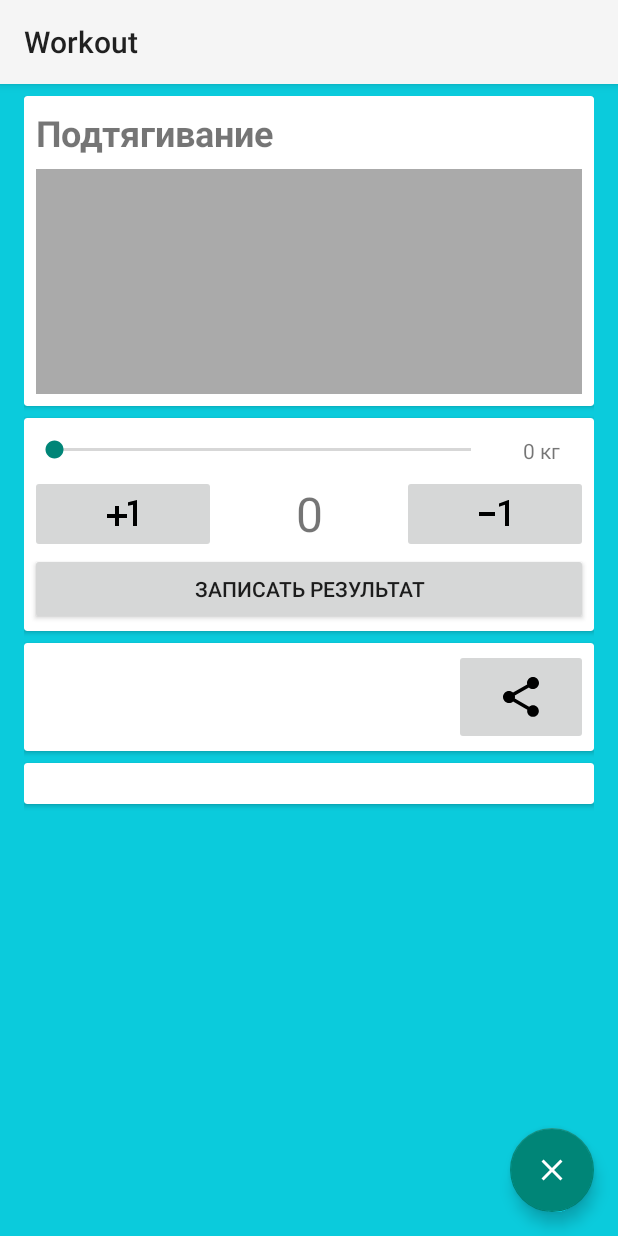
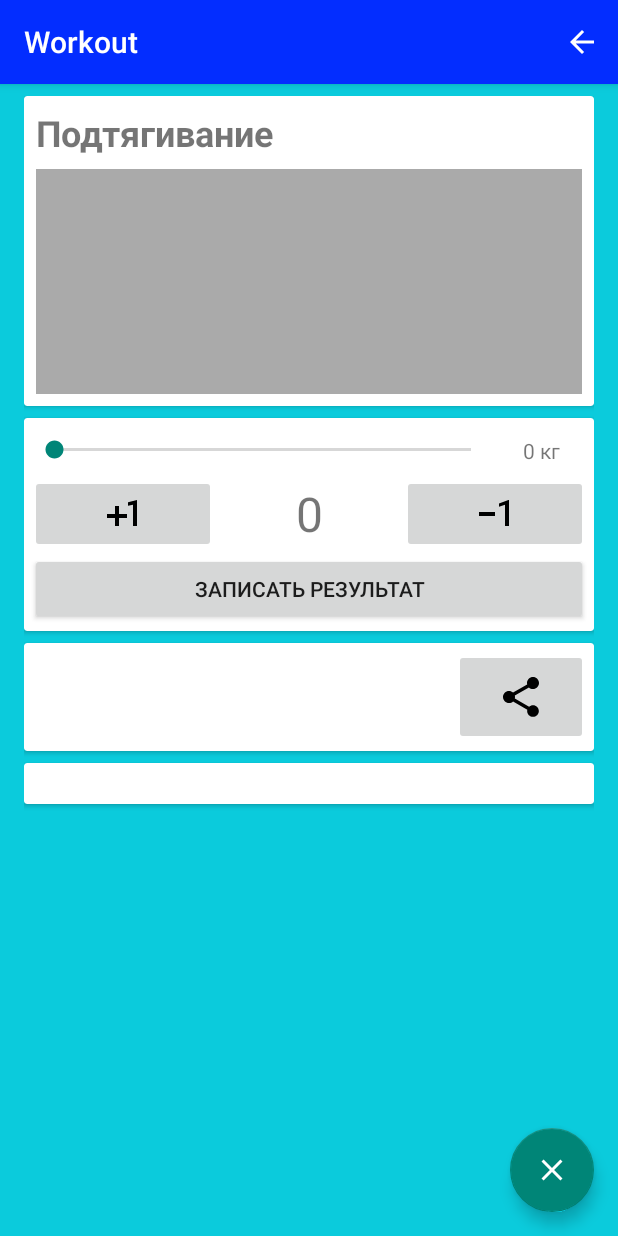
Before and after one commit to Violine/GB_Workout, an Android app: the screen it shows after launch (WorkoutDetailActivity), after a tap on "Подтягивание", on a phone screen of 412 x 824 dp. Run offline under Robolectric (Android 15) with nearby library versions, the phone set to English and light mode, and no system bars.

Commit message:
Начата рабоата над Toolbar

```diff
--- a/app/src/main/java/com/vdovenkov/alexander/workout/CustomDialog.java
+++ b/app/src/main/java/com/vdovenkov/alexander/workout/CustomDialog.java
@@ -6,9 +6,8 @@ import android.content.Intent;
 import android.support.v7.app.AlertDialog;
 
 
-public class CustomDialog {
-    private static final int REMOVE_DIALOG = 1;
-    private static final int OTHER_DIALOG = 2; // вдруг понадобятся еще диалоги - будем использовать этот ID
+public class CustomDialog implements WorkoutConstants {
+
 
     public static AlertDialog getDialog(final Context context, int dialogID, final int id) {
         AlertDialog.Builder builder = new AlertDialog.Builder(context);
--- a/app/src/main/java/com/vdovenkov/alexander/workout/RecyclerViewAdapter.java
+++ b/app/src/main/java/com/vdovenkov/alexander/workout/RecyclerViewAdapter.java
@@ -2,6 +2,7 @@ package com.vdovenkov.alexander.workout;
 
 import android.content.Context;
 import android.content.Intent;
+import android.support.v7.app.AlertDialog;
 import android.support.v7.widget.CardView;
 import android.support.v7.widget.RecyclerView;
 import android.view.LayoutInflater;
@@ -12,7 +13,7 @@ import android.widget.Toast;
 
 import java.util.List;
 
-public class RecyclerViewAdapter extends RecyclerView.Adapter<RecyclerViewAdapter.ExerciseViewHolder> {
+public class RecyclerViewAdapter extends RecyclerView.Adapter<RecyclerViewAdapter.ExerciseViewHolder> implements WorkoutConstants {
 
     List<Exercise> exercises;
 
@@ -48,7 +49,9 @@ public class RecyclerViewAdapter extends RecyclerView.Adapter<RecyclerViewAdapte
         holder.itemView.setOnLongClickListener(new View.OnLongClickListener() {
             @Override
             public boolean onLongClick(View v) {
-                return false;
+                AlertDialog dialog = CustomDialog.getDialog(v.getContext(), REMOVE_DIALOG, position);
+                dialog.show();
+                return true;
             }
         });
     }
--- /dev/null
+++ b/app/src/main/java/com/vdovenkov/alexander/workout/WorkoutConstants.java
@@ -0,0 +1,7 @@
+package com.vdovenkov.alexander.workout;
+
+public interface WorkoutConstants {
+    int REMOVE_DIALOG = 1; // Диалог удаления
+    int OTHER_DIALOG = 2; // вдруг понадобятся еще диалоги - будем использовать этот ID
+
+}
--- a/app/src/main/java/com/vdovenkov/alexander/workout/WorkoutDetailActivity.java
+++ b/app/src/main/java/com/vdovenkov/alexander/workout/WorkoutDetailActivity.java
@@ -1,13 +1,13 @@
 package com.vdovenkov.alexander.workout;
 
 
-import android.app.Activity;
 import android.support.v7.app.AlertDialog;
 import android.content.Intent;
 import android.os.Bundle;
 import android.support.design.widget.FloatingActionButton;
 import android.support.v7.app.AppCompatActivity;
 import android.support.v7.widget.Toolbar;
+import android.view.Menu;
 import android.view.View;
 import android.widget.Button;
 import android.widget.ImageButton;
@@ -19,7 +19,7 @@ import java.text.SimpleDateFormat;
 import java.util.Date;
 import java.util.Locale;
 
-public class WorkoutDetailActivity extends AppCompatActivity {
+public class WorkoutDetailActivity extends AppCompatActivity implements WorkoutConstants {
 
     static final String REPS_COUNT = "repsCount";
     static final String RECORD_TEXT = "recordText";
@@ -46,7 +46,6 @@ public class WorkoutDetailActivity extends AppCompatActivity {
     String recordText;
 
     Exercise exercise;
-    Activity activity;
 
     int reps;
     int id;
@@ -67,7 +66,6 @@ public class WorkoutDetailActivity extends AppCompatActivity {
     @Override
     protected void onCreate(Bundle savedInstanceState) {
         super.onCreate(savedInstanceState);
-        this.activity = activity;
         if (savedInstanceState != null) {
             reps = Integer.parseInt(savedInstanceState.getString(REPS_COUNT));
             currentDate = String.valueOf(savedInstanceState.get(CURRENT_DATE));
@@ -89,8 +87,14 @@ public class WorkoutDetailActivity extends AppCompatActivity {
         descriptionTextView.setText(exercise.getExerciseDescription());
     }
 
+    @Override
+    public boolean onCreateOptionsMenu(Menu menu) {
+        getMenuInflater().inflate(R.menu.toolbar_menu, menu);
+        return true;
+    }
+
     private void InitUI() {
-        setContentView(R.layout.activity_main);
+        setContentView(R.layout.activity_workout_detail);
         Intent intent = getIntent();
         id = intent.getIntExtra("id", 0); // получаем ID упражнения
         workoutToolbar = findViewById(R.id.workout_toolbar);
@@ -137,7 +141,7 @@ public class WorkoutDetailActivity extends AppCompatActivity {
                 recordValueTextView.setText(MessageFormat.format(getString(R.string.record), weightSeekBar.getProgress(), repsCountTextView.getText()));
                 SimpleDateFormat formattedDate = new SimpleDateFormat("dd.MM.YYYY", Locale.ROOT);
                 currentDate = formattedDate.format(new Date());
-                recordDateTextView.setText(getString(R.string.date) + currentDate);
+                recordDateTextView.setText(MessageFormat.format(getString(R.string.date), currentDate));
             }
         });
         weightSeekBar.setOnSeekBarChangeListener(new SeekBar.OnSeekBarChangeListener() {
@@ -166,26 +170,8 @@ public class WorkoutDetailActivity extends AppCompatActivity {
         removeExerciseFab.setOnClickListener(new View.OnClickListener() {
             @Override
             public void onClick(final View v) {
-                AlertDialog dialog = CustomDialog.getDialog(v.getContext(), 1, id);
+                AlertDialog dialog = CustomDialog.getDialog(v.getContext(), REMOVE_DIALOG, id);
                 dialog.show();
-//                AlertDialog.Builder builder = new AlertDialog.Builder(v.getContext());
-//                builder.setMessage(getString(R.string.message_delete_warning));
-//                builder.setTitle(getString(R.string.delete_exercise_warning));
-//                builder.setMessage(getString(R.string.message_delete_warning));
-//                builder.setPositiveButton(R.string.delete, new DialogInterface.OnClickListener() {
-//                    @Override
-//                    public void onClick(DialogInterface dialog, int which) {
-//                        ExerciseList.removeExerciseFromList(id);
-//                        finish();
-//                    }
-//                });
-//                builder.setNegativeButton(R.string.cancel, new DialogInterface.OnClickListener() {
-//                    @Override
-//                    public void onClick(DialogInterface dialog, int which) {
-//                        dialog.cancel();
-//                    }
-//                });
-//                builder.show();
             }
         });
     }
--- /dev/null
+++ b/app/src/main/res/drawable/ic_arrow_back_black_24dp.xml
@@ -0,0 +1,5 @@
+<vector android:height="24dp" android:tint="#FFFFFF"
+    android:viewportHeight="24.0" android:viewportWidth="24.0"
+    android:width="24dp" xmlns:android="http://schemas.android.com/apk/res/android">
+    <path android:fillColor="#FF000000" android:pathData="M20,11H7.83l5.59,-5.59L12,4l-8,8 8,8 1.41,-1.41L7.83,13H20v-2z"/>
+</vector>
--- a/app/src/main/res/layout/activity_main.xml
+++ b/app/src/main/res/layout/activity_workout_detail.xml
@@ -8,7 +8,9 @@
 
     <include
         android:id="@+id/workout_toolbar"
-        layout="@layout/toolbar_layout" />
+        layout="@layout/toolbar_layout"
+        android:layout_alignParentStart="true"
+        android:layout_alignParentTop="true" />
 
     <ScrollView
         android:layout_width="match_parent"
@@ -205,5 +207,7 @@
         android:layout_marginBottom="16dp"
         android:layout_marginEnd="16dp"
         android:src="@drawable/ic_clear_black_32dp"
-        tools:backgroundTint="#ff0004" />
+        tools:backgroundTint="#ff0004"
+        android:layout_marginRight="16dp"
+        android:layout_alignParentRight="true" />
 </RelativeLayout>
--- a/app/src/main/res/layout/toolbar_layout.xml
+++ b/app/src/main/res/layout/toolbar_layout.xml
@@ -3,7 +3,8 @@
     xmlns:tools="http://schemas.android.com/apk/res-auto"
     android:layout_width="match_parent"
     android:layout_height="?attr/actionBarSize"
-    android:background="?attr/colorPrimary"
+    android:background="#032dff"
     android:elevation="4dp"
+    tools:titleTextColor="#fff"
     android:theme="@style/ThemeOverlay.AppCompat.ActionBar"
     tools:popupTheme="@style/ThemeOverlay.AppCompat.Light" />
--- /dev/null
+++ b/app/src/main/res/menu/toolbar_menu.xml
@@ -0,0 +1,9 @@
+<?xml version="1.0" encoding="utf-8"?>
+<menu xmlns:android="http://schemas.android.com/apk/res/android"
+    xmlns:tools="http://schemas.android.com/apk/res-auto">
+    <item
+        android:id="@+id/action_back"
+        android:title="@android:string/search_go"
+        android:icon="@drawable/ic_arrow_back_black_24dp"
+        tools:showAsAction="always"/>
+</menu>
--- a/app/src/main/res/values/strings.xml
+++ b/app/src/main/res/values/strings.xml
@@ -12,7 +12,7 @@ Phasellus pharetra enim vel leo accumsan suscipit. Nam a condimentum elit, at ma
 Praesent nunc nulla, porta eu tincidunt sed, rhoncus non tortor. Nullam at gravida sapien. Orci varius natoque penatibus et magnis dis parturient montes, nascetur ridiculus mus. Nunc dignissim volutpat dui ac semper. Integer accumsan consectetur pharetra. Nulla nulla ipsum, porttitor a dolor nec, gravida efficitur arcu. Pellentesque cursus bibendum scelerisque. Suspendisse aliquet dictum eleifend. Mauris auctor, tellus vitae blandit euismod, risus nunc hendrerit dui, ac semper enim sem et augue. Aliquam vel dapibus turpis. Mauris sit amet felis tellus.</string>
     <string name="weight">{0} кг</string>
     <string name="record">Результат - {0} кг \nПопытка номер {1}</string>
-    <string name="date">Дата:</string>
+    <string name="date">Дата: {0}</string>
     <string name="exercise_name">Заголовок упражнения</string>
     <string name="share_resut">Поделиться...</string>
     <string name="shared_message">Мною установлен рекорд: {0} \n Дата: {1}</string>
```
Also changed, not shown: app/src/main/java/com/vdovenkov/alexander/workout/MainActivity.java (deleted, +0 -93 lines).
